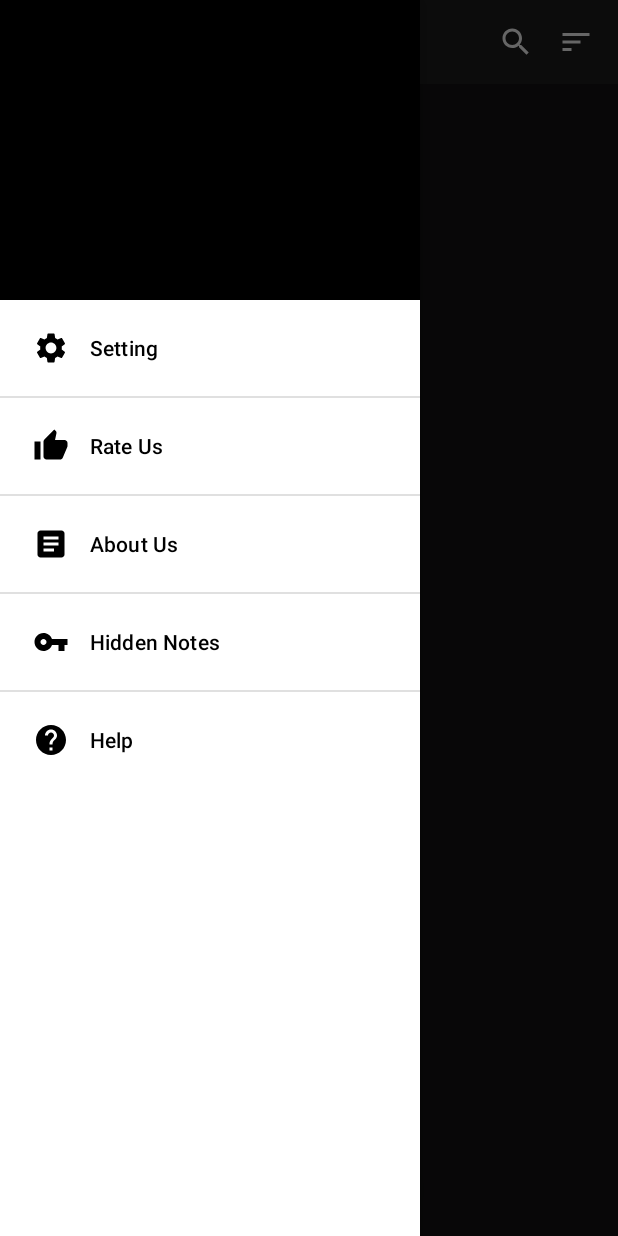
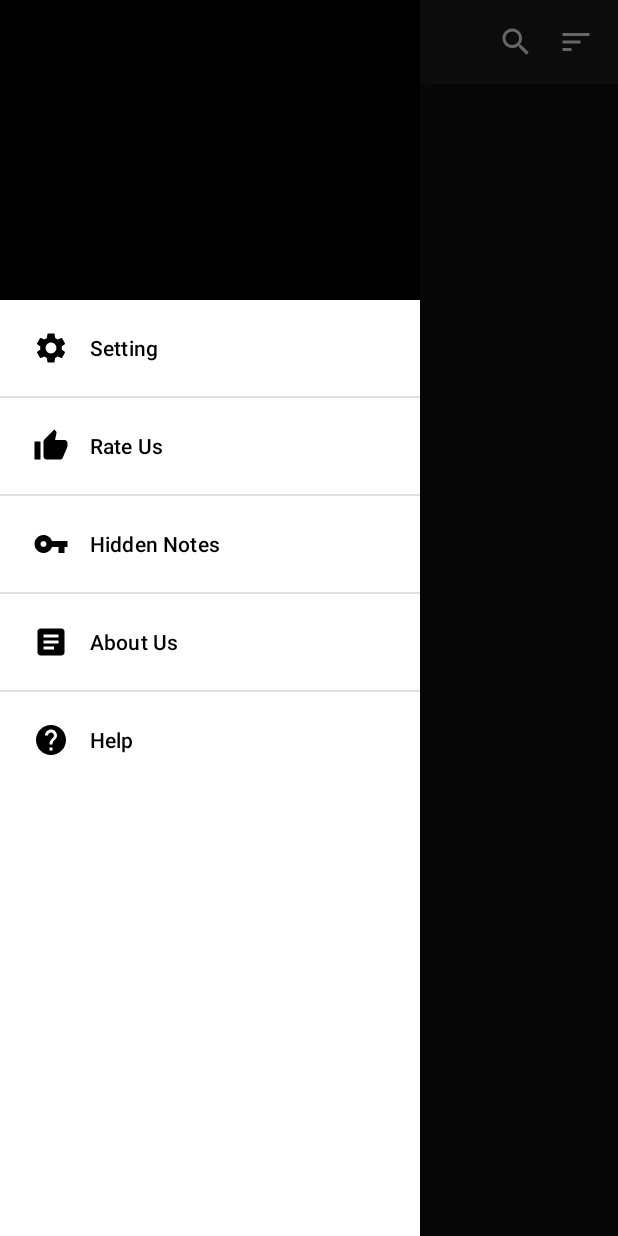
Before and after one commit to jainRishabh29/To-Note, an Android app: the screen it shows after launch (MainActivity), in the side drawer, after a tap on "About Us", on a phone screen of 412 x 824 dp. Run offline under Robolectric (Android 15) with nearby library versions, the phone set to English and light mode, and no system bars; our stand-ins replace Room's generated code; Roboto replaces fonts that are not available here.

Commit message:
side nav Structure done

```diff
--- a/app/build.gradle
+++ b/app/build.gradle
@@ -58,6 +58,9 @@ dependencies {
     implementation "org.jetbrains.kotlin:kotlin-stdlib:1.5.31"
     implementation 'androidx.legacy:legacy-support-v4:1.0.0'
 
+    //passwordLibrary
+    implementation 'com.hanks:passcodeview:0.1.2'
+
 
     implementation "androidx.lifecycle:lifecycle-viewmodel-ktx:2.3.1"
 }
--- a/app/src/main/java/com/example/tonote/view/MainActivity.kt
+++ b/app/src/main/java/com/example/tonote/view/MainActivity.kt
@@ -46,7 +46,31 @@ class MainActivity : AppCompatActivity() {
         drawerToggle.isDrawerIndicatorEnabled = true
         drawerLayout.addDrawerListener(drawerToggle)
         drawerToggle.syncState()
-//        findViewById<NavigationView>(R.id.nav_view).setNavigationItemSelectedListener(this)
+        findViewById<NavigationView>(R.id.nav_view).setNavigationItemSelectedListener {
+            when(it.itemId){
+                R.id.setting -> {
+                    Log.d("batao" , "clicked1")
+                    true
+                }
+                R.id.rateUs -> {
+                    Log.d("batao" , "clicked2")
+                    true
+                }
+                R.id.Hnotes -> {
+                    Log.d("batao" , "clicked3")
+                    true
+                }
+                R.id.aboutUs -> {
+                    Log.d("batao" , "clicked4")
+                    true
+                }
+                R.id.help -> {
+                    Log.d("batao" , "clicked5")
+                    true
+                }
+                else -> true
+            }
+        }
 
 
     }
--- a/app/src/main/res/layout/activity_main.xml
+++ b/app/src/main/res/layout/activity_main.xml
@@ -46,7 +46,6 @@
                     android:layout_width="wrap_content"
                     android:layout_height="wrap_content"
                     android:layout_gravity="end"
-
                     android:shadowColor="@color/white"
                     android:src="@drawable/ic_baseline_search_24" />
 
--- a/app/src/main/res/menu/sidemenu.xml
+++ b/app/src/main/res/menu/sidemenu.xml
@@ -18,18 +18,18 @@
             android:title="Rate Us"
             app:showAsAction="never" />
     </group>
+    <group android:id="@+id/grp4">
+        <item
+            android:id="@+id/Hnotes"
+            android:icon="@drawable/ic_baseline_vpn_key_24"
+            android:title="Hidden Notes"
+            app:showAsAction="never" />
+    </group>
     <group android:id="@+id/grp3">
         <item
             android:id="@+id/aboutUs"
             android:icon="@drawable/ic_baseline_article_24"
             android:title="About Us"
-            app:showAsAction="never" />
-    </group>
-    <group android:id="@+id/grp4">
-        <item
-            android:id="@+id/Hnotes"
-            android:icon="@drawable/ic_baseline_vpn_key_24"
-            android:title="Hidden Notes"
             app:showAsAction="never" />
     </group>
     <group android:id="@+id/grp5">
```
